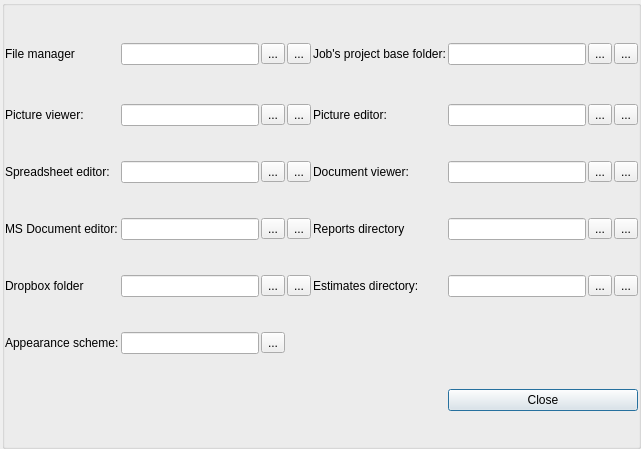
First picture: the form in VivenciaManager4/configdialog.ui, repository vivencia/VivenciaManager4, before the edit.
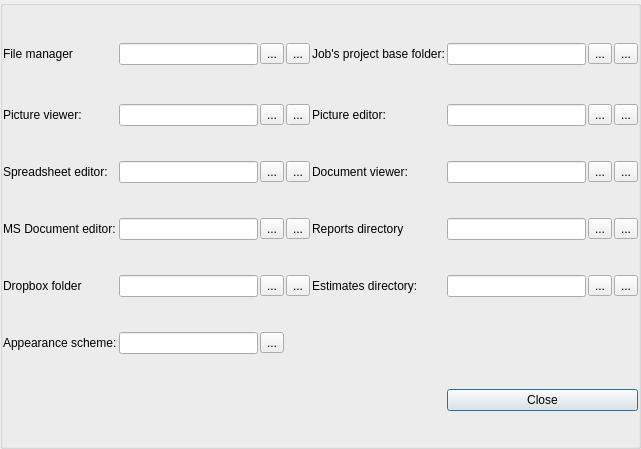
Second picture: the form after the edit. Icons and pictures are not drawn. Custom widgets are drawn as their Qt base class.

What changed in the file:
```diff
--- a/VivenciaManager4/configdialog.ui
+++ b/VivenciaManager4/configdialog.ui
@@ -18,7 +18,7 @@
     <number>0</number>
    </property>
    <property name="leftMargin">
-    <number>2</number>
+    <number>0</number>
    </property>
    <property name="topMargin">
     <number>0</number>
@@ -27,11 +27,6 @@
     <number>0</number>
    </property>
    <property name="bottomMargin">
-    <number>0</number>
-   </property>
-   <item>
-    <layout class="QHBoxLayout" name="horizontalLayout">
-     <property name="spacing">
       <number>0</number>
      </property>
      <item>
@@ -52,6 +47,9 @@
          <underline>false</underline>
         </font>
        </property>
+     <property name="autoFillBackground">
+      <bool>false</bool>
+     </property>
        <property name="title">
         <string/>
        </property>
@@ -921,8 +919,6 @@
         </item>
        </layout>
       </widget>
-     </item>
-    </layout>
    </item>
   </layout>
  </widget>
```
Left out of the diff: 2 changed lines with no effect on the pictures. Lines whose indentation alone changed are shown as unchanged.
